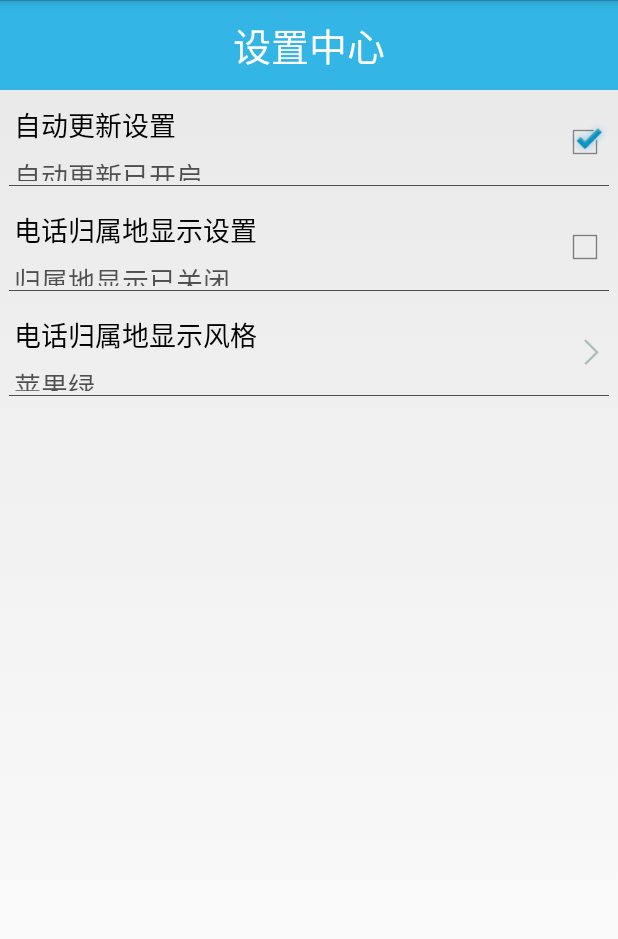
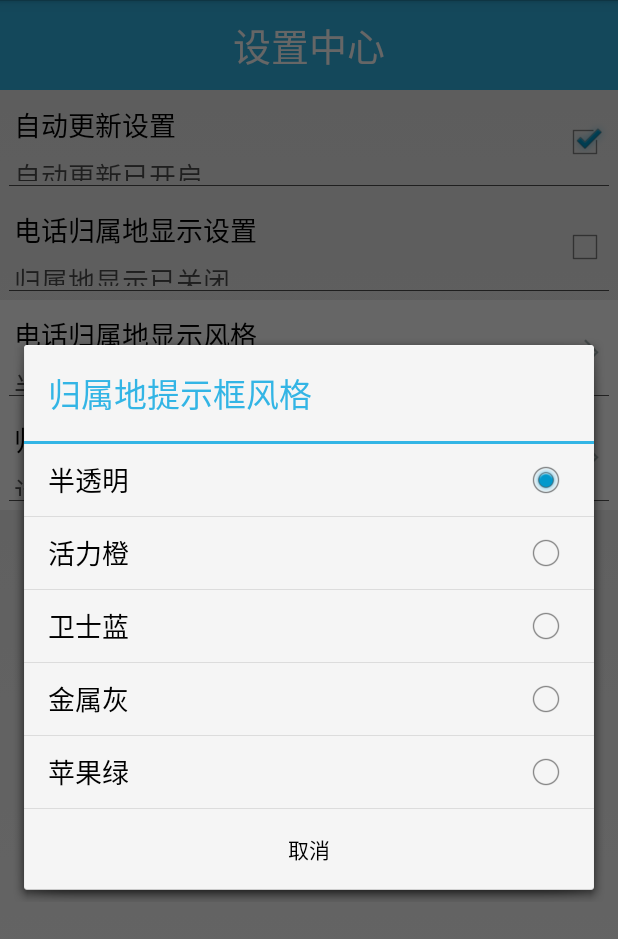
Before and after one commit to Adolphsa/MobileSafe, an Android app: the Setting screen opened directly, with no data from a screen before it, after a tap on "电话归属地显示风格", on a phone screen of 412 x 824 dp. Shown: the top 939 px of the screen. Run offline under Robolectric (Android 15) with nearby library versions, the phone set to English and light mode, and no system bars; network calls fail.

Commit message:
2016/05/23 电话归属地查询框风格可切换

```diff
--- a/app/build.gradle
+++ b/app/build.gradle
@@ -11,6 +11,7 @@ android {
     }
     compileSdkVersion 23
     buildToolsVersion "23.0.2"
+
     defaultConfig {
         applicationId "com.zividig.mobilesafe"
         minSdkVersion 16
--- a/app/src/main/AndroidManifest.xml
+++ b/app/src/main/AndroidManifest.xml
@@ -22,6 +22,7 @@
         <activity android:name=".activity.view.atools.AToolsMain"/>
         <activity android:name=".activity.view.atools.PhoneQueryTool"/>
         <activity android:name=".activity.view.Setting"/>
+        <activity android:name=".activity.view.DragView"/>
         <activity android:name=".activity.view.mobilesafe.GuideActivity1"/>
         <activity android:name=".activity.view.mobilesafe.GuideActivity2"/>
         <activity android:name=".activity.view.mobilesafe.GuideActivity3"/>
--- a/app/src/main/java/com/zividig/mobilesafe/activity/customView/SettingItemClickView.java
+++ b/app/src/main/java/com/zividig/mobilesafe/activity/customView/SettingItemClickView.java
@@ -13,8 +13,6 @@ import com.zividig.mobilesafe.R;
  * Created by Administrator on 2016-04-21.
  */
 public class SettingItemClickView extends RelativeLayout {
-
-    private static final String NAMESPACE = "http://schemas.android.com/apk/res-auto";
 
     private TextView tvItemTitle;
     private TextView tvItemDesrc;
--- a/app/src/main/java/com/zividig/mobilesafe/activity/view/Setting.java
+++ b/app/src/main/java/com/zividig/mobilesafe/activity/view/Setting.java
@@ -1,6 +1,8 @@
 package com.zividig.mobilesafe.activity.view;
 
 import android.app.Activity;
+import android.app.AlertDialog;
+import android.content.DialogInterface;
 import android.content.Intent;
 import android.content.SharedPreferences;
 import android.os.Bundle;
@@ -21,6 +23,7 @@ public class Setting extends Activity {
     private SettingItemView sivAutoUpdate;
     private SharedPreferences mPref;
     private SettingItemView sivPhoneAddress;
+    private SettingItemClickView sicv; //修改风格
 
     @Override
     protected void onCreate(Bundle savedInstanceState) {
@@ -32,6 +35,7 @@ public class Setting extends Activity {
         initAutoUpdate();
         initPhoneAddress();
         initPhoneAddressStyle();
+        initAddressLocation();
     }
 
     //自动更新开关
@@ -88,14 +92,53 @@ public class Setting extends Activity {
         });
     }
 
-    //电话归属地的风格
+    String[] items = new String[]{ "半透明", "活力橙", "卫士蓝", "金属灰", "苹果绿"};
+
+    //电话归属地的风格对话框
     private void initPhoneAddressStyle(){
-        SettingItemClickView sicv = (SettingItemClickView) findViewById(R.id.siv_setting_phone_address_style);
-        sicv.setTvItemDesrc("苹果绿");
+        sicv = (SettingItemClickView) findViewById(R.id.siv_setting_phone_address_style);
+        sicv.setTvItemTitle("电话归属地显示风格");
+
+        int style = mPref.getInt("phone_style",0); //读取保存的配置
+        sicv.setTvItemDesrc(items[style]);
         sicv.setOnClickListener(new View.OnClickListener() {
             @Override
             public void onClick(View v) {
                 System.out.println("电话归属地被点击了");
+                phoneAddressStyleDialog(); //设置归属地提示框的风格
+            }
+        });
+    }
+
+
+    //设置电话归属地风格的对话框
+    private void phoneAddressStyleDialog(){
+        AlertDialog.Builder builder = new AlertDialog.Builder(this);
+        builder.setTitle("归属地提示框风格");
+        int style = mPref.getInt("phone_style",0);
+        builder.setSingleChoiceItems(items, style, new DialogInterface.OnClickListener() {
+            @Override
+            public void onClick(DialogInterface dialog, int which) {
+                mPref.edit().putInt("phone_style",which).apply(); //保存到sharedPreferences中
+                dialog.dismiss();
+
+                sicv.setTvItemDesrc(items[which]); //根据选择的风格更新描述信息
+            }
+        });
+        builder.setNegativeButton("取消",null);
+        builder.show();
+    }
+
+    //移动归属地显示框的位置
+    private void initAddressLocation(){
+        SettingItemClickView sicvLocation = (SettingItemClickView) findViewById(R.id.siv_setting_phone_layout);
+        sicvLocation.setTvItemTitle("归属地提示框显示位置");
+        sicvLocation.setTvItemDesrc("设置归属地提示框的显示位置");
+
+        sicvLocation.setOnClickListener(new View.OnClickListener() {
+            @Override
+            public void onClick(View v) {
+                startActivity(new Intent(Setting.this,DragView.class));
             }
         });
     }
--- a/app/src/main/res/layout/activity_setting.xml
+++ b/app/src/main/res/layout/activity_setting.xml
@@ -32,6 +32,13 @@
         android:id="@+id/siv_setting_phone_address_style"
         android:layout_width="match_parent"
         android:layout_height="wrap_content"
+        android:background="@drawable/item_background"
+        />
+    <com.zividig.mobilesafe.activity.customView.SettingItemClickView
+        android:id="@+id/siv_setting_phone_layout"
+        android:layout_width="match_parent"
+        android:layout_height="wrap_content"
+        android:background="@drawable/item_background"
         />
 
 </LinearLayout>
--- a/app/src/main/res/layout/layout_setting_item_click.xml
+++ b/app/src/main/res/layout/layout_setting_item_click.xml
@@ -12,7 +12,6 @@
             android:textSize="18sp"
             android:padding="3dp"
             android:textColor="@android:color/black"
-            android:text="电话归属地显示风格"
             />
         <TextView
             android:id="@+id/tv_setting_item_desrc"
```
Also changed, not shown: app/src/main/java/com/zividig/mobilesafe/activity/service/PhoneAddressService.java (+19 -6 lines), app/src/main/res/layout/activity_drag.xml (added, +37 -0 lines), app/src/main/res/layout/layout_phone_address_style.xml (added, +23 -0 lines), app/src/main/res/drawable/call_locate_blue.9.png (added), app/src/main/res/drawable/call_locate_gray.9.png (added), app/src/main/res/drawable/call_locate_green.9.png (added), app/src/main/res/drawable/call_locate_orange.9.png (added), app/src/main/res/drawable/call_locate_white.9.png (added), 1 other file.
